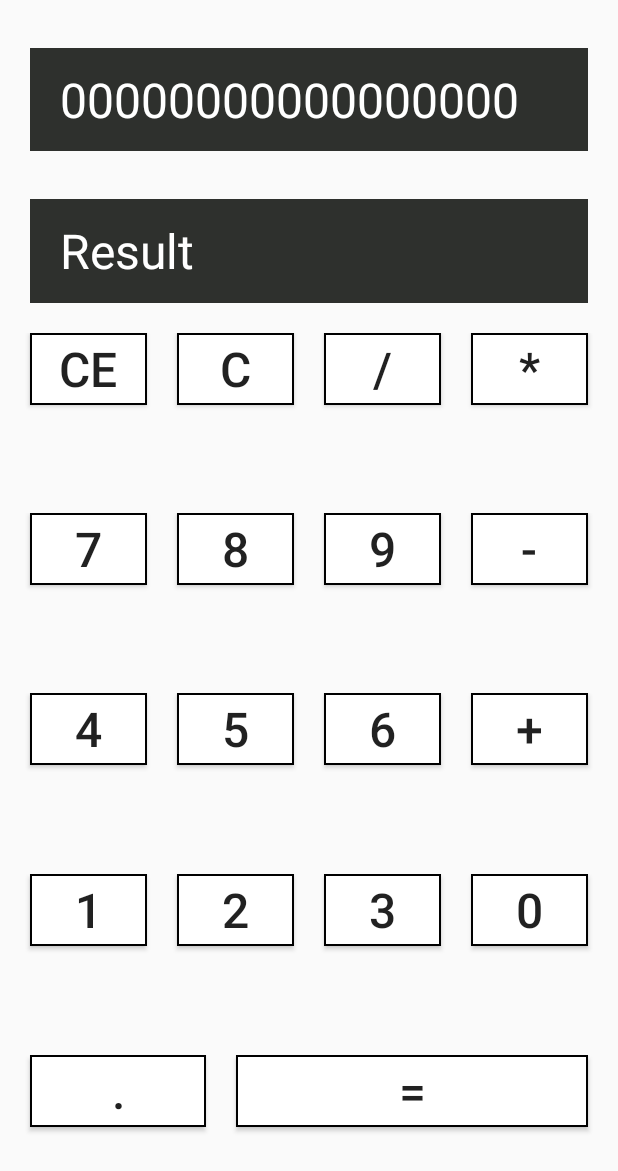
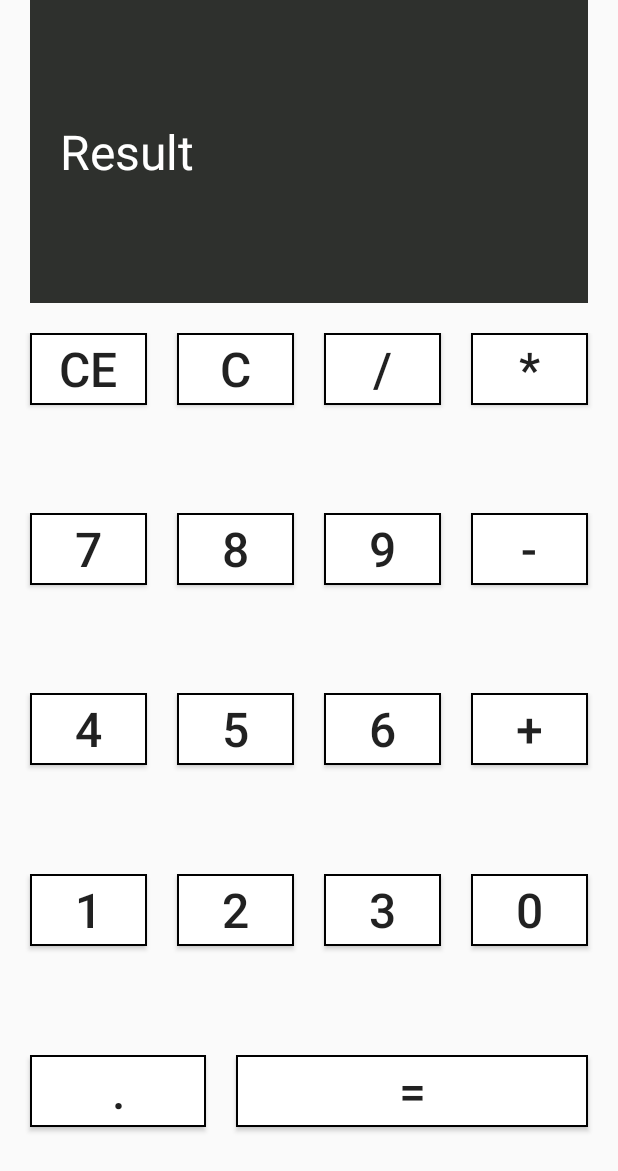
Before and after one commit to panic8050/simpleCalc, an Android app: the screen it shows after launch (MainActivity), on a phone screen of 412 x 824 dp. Shown: the top 1171 px of the screen. Run offline under Robolectric (Android 15) with nearby library versions, the phone set to English and light mode, and no system bars.

Commit message:
layout changes

```diff
--- a/app/src/main/res/layout/activity_main.xml
+++ b/app/src/main/res/layout/activity_main.xml
@@ -14,28 +14,8 @@
         android:layout_weight="1"
         android:orientation="vertical">
 
-        <TextView
-            android:id="@+id/textView_editText"
-            android:layout_width="match_parent"
-            android:layout_height="wrap_content"
-            android:layout_marginLeft="20dp"
-            android:layout_marginTop="32dp"
-            android:layout_marginRight="20dp"
-            android:layout_marginBottom="32dp"
-            android:layout_weight="1"
-            android:maxEms="10"
-            android:gravity="center_vertical"
-            android:background="@color/colorDarkGrey"
-            android:text="00000000000000000"
-            android:paddingLeft="20dp"
-            android:textColor="@color/colorWhite"
-            android:singleLine="true"
-            android:maxLines="1"
-            android:textSize="32sp">
 
-        </TextView>
-
-        <TextView
+    <TextView
             android:id="@+id/textViewFinalResult"
             android:layout_width="match_parent"
             android:layout_height="wrap_content"
```
